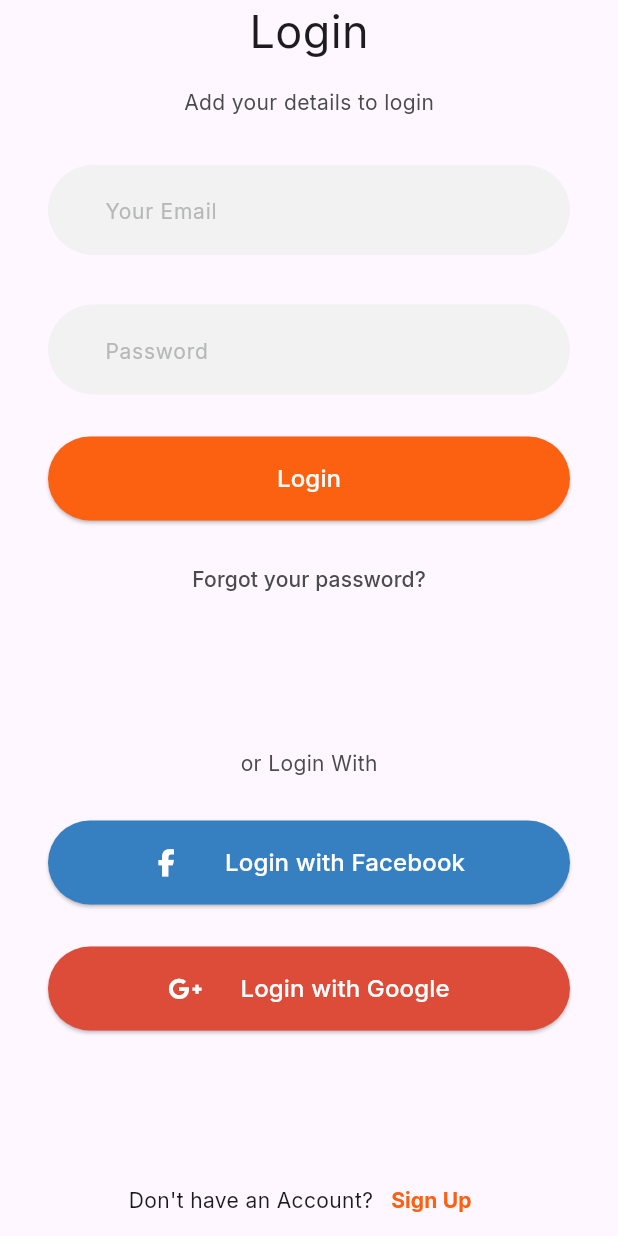
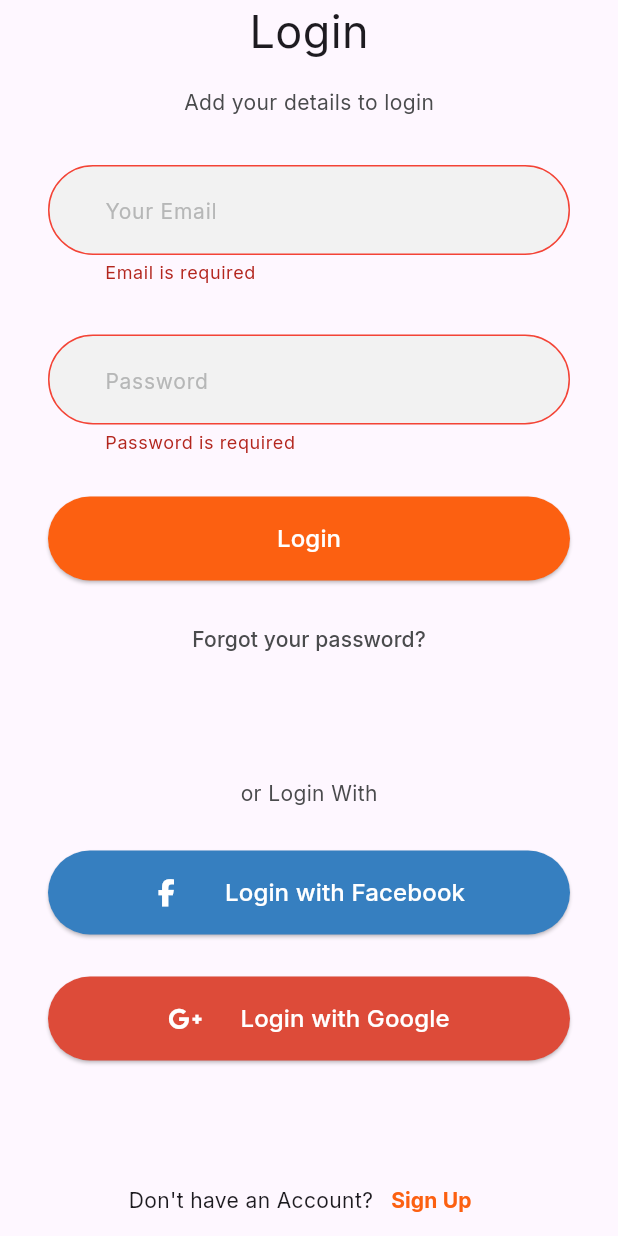
Before and after one commit to ToOoNyGirgis/monkey_meal, a Flutter app: the screen it shows after launch, after a tap on "Login", on a phone screen of 412 x 824 dp. Run offline on Flutter 3.47's test engine with Material 3 defaults, Android fonts, the phone set to English and light mode, and no system bars; our stand-ins replace bloc, dartz, dio, flutter_bloc, flutter_secure_storage, flutter_svg and 4 more.

Commit message:
add logic for login screen and save token in secure storage

```diff
--- a/lib/core/utils/api_service.dart
+++ b/lib/core/utils/api_service.dart
@@ -19,6 +19,7 @@ class ApiService {
       options: Options(
       headers: {
         'Content-Type': 'application/json', // Optional: Ensure the server expects JSON
+        'lang':'en',
         },),
     );
     return response.data;
--- a/lib/core/utils/app_router.dart
+++ b/lib/core/utils/app_router.dart
@@ -23,14 +23,17 @@ abstract class AppRouter {
         builder: (BuildContext context, GoRouterState state) {
           return BlocProvider(
             create: (context) => AuthCubit(getIt.get<AuthRepoImpl>()),
-            child:  const SignUpScreen(),
+            child: const SignUpScreen(),
           );
         },
       ),
       GoRoute(
         path: kLoginScreen,
         builder: (BuildContext context, GoRouterState state) {
-          return const LoginScreen();
+          return BlocProvider(
+            create: (context) => AuthCubit(getIt.get<AuthRepoImpl>()),
+            child: const LoginScreen(),
+          );
         },
       ),
       GoRoute(
--- a/lib/core/widgets/custom_text_form_field.dart
+++ b/lib/core/widgets/custom_text_form_field.dart
@@ -6,7 +6,7 @@ import 'package:meal_monkey/core/utils/font_styles.dart';
 class CustomTextFormField extends StatelessWidget {
   const CustomTextFormField({
     super.key,
-    required this.hintText, this.controller, this.validator, this.obscureText, this.enabled, this.autovalidateMode,
+    required this.hintText, this.controller, this.validator, this.obscureText, this.enabled, this.autovalidateMode, this.keyboardType,
   });
 
   final String hintText;
@@ -15,6 +15,7 @@ class CustomTextFormField extends StatelessWidget {
   final bool? obscureText;
   final bool? enabled;
   final AutovalidateMode? autovalidateMode;
+  final TextInputType? keyboardType;
   @override
   Widget build(BuildContext context) {
     return Padding(
@@ -27,7 +28,7 @@ class CustomTextFormField extends StatelessWidget {
           validator: validator,
           obscureText: obscureText??false,
           enabled: enabled??true,
-          keyboardType: TextInputType.emailAddress,
+          keyboardType: keyboardType,
           autofocus: false,
           decoration: InputDecoration(
             hintText: hintText,
--- a/lib/features/auth/data/repos/auth_repo.dart
+++ b/lib/features/auth/data/repos/auth_repo.dart
@@ -6,6 +6,5 @@ import 'package:meal_monkey/features/auth/data/models/user_data/user_model.dart'
 abstract class AuthRepo
 {
   Future<Either<Failure,UserModel>> registerUser( Map<String , dynamic> body);
-  // Future<Either<Failure,List<BookModel>>> fetchNewestBooks();
-  // Future<Either<Failure,List<BookModel>>> fetchSimilarBooks(String category);
+  Future<Either<Failure,UserModel>> loginUser( Map<String , dynamic> body);
 }
--- a/lib/features/auth/presentaion/login_screen.dart
+++ b/lib/features/auth/presentaion/login_screen.dart
@@ -6,7 +6,7 @@ class LoginScreen extends StatelessWidget {
 
   @override
   Widget build(BuildContext context) {
-    return const Scaffold(
+    return  Scaffold(
       body: LoginScreenBody(),
     );
   }
--- a/lib/features/auth/presentaion/widgets/login_screen_body.dart
+++ b/lib/features/auth/presentaion/widgets/login_screen_body.dart
@@ -1,18 +1,63 @@
+import 'dart:developer';
+
 import 'package:flutter/material.dart';
+import 'package:flutter_bloc/flutter_bloc.dart';
 import 'package:go_router/go_router.dart';
 import 'package:meal_monkey/core/utils/app_colors.dart';
 import 'package:meal_monkey/core/utils/app_router.dart';
 import 'package:meal_monkey/core/utils/font_styles.dart';
 import 'package:meal_monkey/core/widgets/custom_text_button.dart';
+import 'package:meal_monkey/features/auth/presentaion/manager/auth_cubit/auth_cubit.dart';
 import 'package:meal_monkey/features/auth/presentaion/widgets/login_with_email_password_section.dart';
 import 'package:meal_monkey/features/auth/presentaion/widgets/login_with_social_media_section.dart';
 
 class LoginScreenBody extends StatelessWidget {
-  const LoginScreenBody({super.key});
+  LoginScreenBody({super.key});
+
+  final _formKey = GlobalKey<FormState>();
+  final AutovalidateMode autovalidateMode = AutovalidateMode.always;
+  final _emailController = TextEditingController();
+  final _passwordController = TextEditingController();
+
+  void _submitForm(BuildContext context) async {
+    if (_formKey.currentState!.validate()) {
+      final body = {
+        'email': _emailController.text.trim(),
+        'password': _passwordController.text.trim(),
+      };
+
+      BlocProvider.of<AuthCubit>(context).loginUser(body: body);
+    }
+  }
 
   @override
   Widget build(BuildContext context) {
-    return SafeArea(
+    return BlocConsumer<AuthCubit, AuthState>(
+      listener: (context, state) {
+        if (state is AuthSuccess) {
+          if(state.user.data!=null){
+            ScaffoldMessenger.of(context).showSnackBar(
+              const SnackBar(content: Text('Login Successful!')),
+            );
+            context.pushReplacement(AppRouter.kHomeScreen);}
+          else{
+            log(state.user.message.toString());
+            ScaffoldMessenger.of(context).showSnackBar(
+              SnackBar(content: Text('${state.user.message}')),
+            );
+          }
+        } else if (state is AuthFailure) {
+          ScaffoldMessenger.of(context).showSnackBar(
+            SnackBar(content: Text(state.errMsg)),
+          );
+        }
+      },
+      builder: (context, state) {
+        final isLoading = state is AuthLoading;
+        return Form(
+          autovalidateMode: autovalidateMode,
+          key: _formKey,
+          child: SafeArea(
             child: Column(
               children: [
                 const Text(
@@ -30,7 +75,11 @@ class LoginScreenBody extends StatelessWidget {
                 const SizedBox(
                   height: 32,
                 ),
-          const LoginWithEmailPasswordSection(),
+                 LoginWithEmailPasswordSection(
+                  emailController: _emailController,
+                  passwordController: _passwordController,
+                   onPressed: () => _submitForm(context), isLoading: isLoading,
+                ),
                 const SizedBox(
                   height: 15,
                 ),
@@ -38,7 +87,7 @@ class LoginScreenBody extends StatelessWidget {
                   text: "Forgot your password?",
                   textStyle: FontsStyles.regular14
                       .copyWith(color: AppColors.kBlackIconColor),
-            onPressed: () {},
+                  onPressed: (){} // Disable when loading
                 ),
                 const Spacer(),
                 const LoginWithSocialMediaSection(),
@@ -62,6 +111,9 @@ class LoginScreenBody extends StatelessWidget {
                 )
               ],
             ),
+          ),
+        );
+      },
     );
   }
 }
--- a/lib/features/auth/presentaion/widgets/login_with_email_password_section.dart
+++ b/lib/features/auth/presentaion/widgets/login_with_email_password_section.dart
@@ -6,26 +6,51 @@ import 'package:meal_monkey/core/widgets/custom_text_form_field.dart';
 
 class LoginWithEmailPasswordSection extends StatelessWidget {
   const LoginWithEmailPasswordSection({
-    super.key,
+    super.key, required this.emailController, required this.passwordController, required this.onPressed, required this.isLoading,
   });
-
+  final TextEditingController emailController;
+  final TextEditingController passwordController;
+  final VoidCallback onPressed;
+  final bool isLoading;
   @override
   Widget build(BuildContext context) {
     return Column(
       children: [
-        const CustomTextFormField(
+         CustomTextFormField(
+          controller: emailController,
           hintText: 'Your Email',
+           keyboardType: TextInputType.emailAddress,
+           validator: (value) {
+             if (value == null || value.isEmpty) {
+               return 'Email is required';
+             }
+             if (!RegExp(r'\S+@\S+\.\S+').hasMatch(value)) {
+               return 'Enter a valid email';
+             }
+             return null;
+           },
         ),
         const SizedBox(height: 33,),
-        const CustomTextFormField(
+         CustomTextFormField(
+           controller: passwordController,
           hintText: 'Password',
+           obscureText: true,
+           validator: (value) {
+             if (value == null || value.isEmpty) {
+               return 'Password is required';
+             }
+             if (value.length < 6) {
+               return 'Password must be at least 6 characters';
+             }
+             return null;
+           },
         ),
         const SizedBox(height: 28,),
         CustomButton(
-          text: 'Login',
+          text: isLoading ? 'Loading...' : 'Login',
           textStyle: FontsStyles.regular16.copyWith(color: Colors.white),
           buttonColor: AppColors.kPrimaryColor,
-          onPressed: () {},
+          onPressed: isLoading ? null : onPressed,
         ),
       ],
     );
--- a/pubspec.yaml
+++ b/pubspec.yaml
@@ -45,6 +45,7 @@ dependencies:
   font_awesome_flutter: ^10.8.0
   flutter_svg: ^2.0.10+1
   dartz: ^0.10.1
+  flutter_secure_storage: ^9.2.2
 
 dev_dependencies:
   flutter_test:
```
Also changed, not shown: lib/core/utils/secure_local_network.dart (added, +42 -0 lines), lib/features/auth/data/repos/auth_repo_impl.dart (+21 -23 lines), lib/features/auth/presentaion/manager/auth_cubit/auth_cubit.dart (+12 -0 lines), pubspec.lock, 1 other file. Lines whose indentation alone changed are shown as unchanged.
